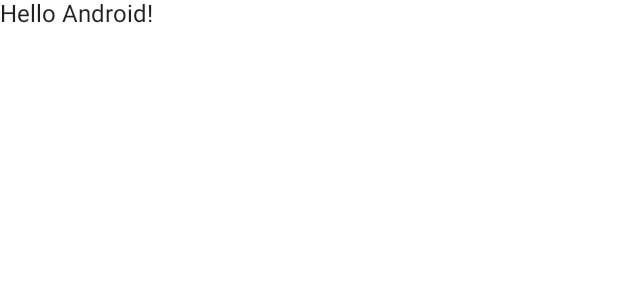
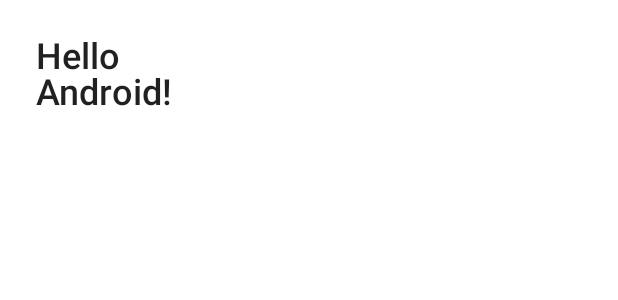
Before and after one commit to adrvschmidt/Compose-Study-1, an Android app built with Jetpack Compose: the @Preview function DefaultPreview, on a phone screen of 412 x 824 dp. Shown: the top 300 px of the screen. Run offline under Robolectric (Android 15) with nearby library versions, the phone set to English and light mode, and no system bars.

Commit message:
Added style and click to text

```diff
--- a/app/src/main/java/br/com/schmidt/estudocompose1/MainActivity.kt
+++ b/app/src/main/java/br/com/schmidt/estudocompose1/MainActivity.kt
@@ -3,41 +3,43 @@ package br.com.schmidt.estudocompose1
 import android.os.Bundle
 import androidx.activity.ComponentActivity
 import androidx.activity.compose.setContent
-import androidx.compose.foundation.layout.fillMaxSize
+import androidx.compose.foundation.clickable
+import androidx.compose.foundation.layout.*
+import androidx.compose.material.Button
 import androidx.compose.material.MaterialTheme
 import androidx.compose.material.Surface
 import androidx.compose.material.Text
 import androidx.compose.runtime.Composable
 import androidx.compose.ui.Modifier
+import androidx.compose.ui.text.font.FontWeight
 import androidx.compose.ui.tooling.preview.Preview
+import androidx.compose.ui.unit.dp
 import br.com.schmidt.estudocompose1.ui.theme.EstudoCompose1Theme
 
 class MainActivity : ComponentActivity() {
     override fun onCreate(savedInstanceState: Bundle?) {
         super.onCreate(savedInstanceState)
         setContent {
-            EstudoCompose1Theme {
-                // A surface container using the 'background' color from the theme
-                Surface(
-                    modifier = Modifier.fillMaxSize(),
-                    color = MaterialTheme.colors.background
-                ) {
-                    Greeting("Android")
-                }
-            }
+            GreetingText("Android")
         }
     }
 }
 
 @Composable
-fun Greeting(name: String) {
-    Text(text = "Hello $name!")
+fun GreetingText(name: String) {
+    Text(text = "Hello $name!",
+        modifier = Modifier.size(width = 200.dp, height = 240.dp)
+            .clickable(onClick = {
+
+        }).padding(all = 24.dp),
+        style = MaterialTheme.typography.h5,
+        fontWeight = FontWeight.SemiBold)
 }
 
 @Preview(showBackground = true)
 @Composable
 fun DefaultPreview() {
     EstudoCompose1Theme {
-        Greeting("Android")
+        GreetingText("Android")
     }
 }
```
